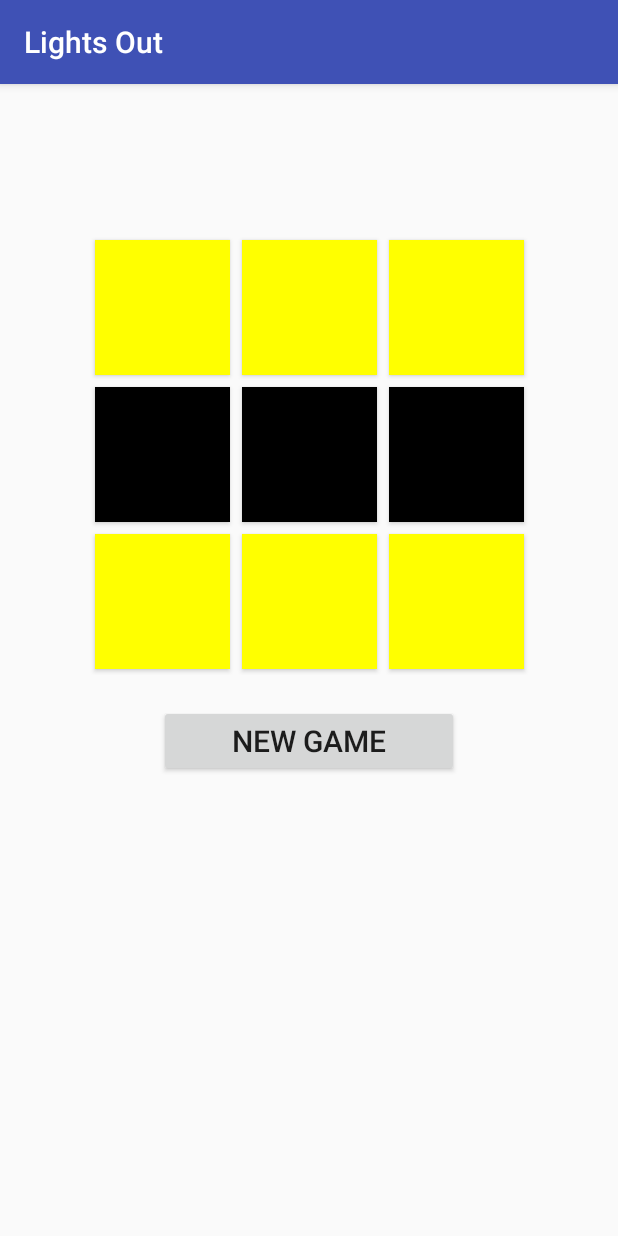
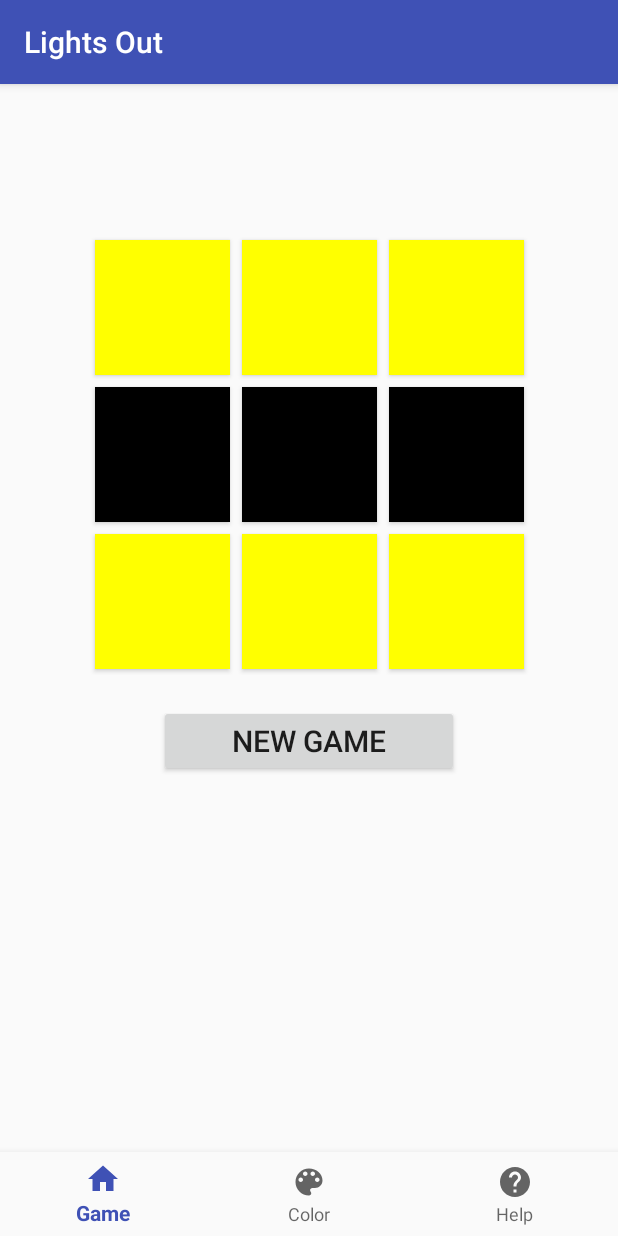
Before and after one commit to clofaso/Lights_Out_Nav, an Android app: the screen it shows after launch (MainActivity), on a phone screen of 412 x 824 dp. Run offline under Robolectric (Android 15) with nearby library versions, the phone set to English and light mode, and no system bars.

Commit message:
Added bottom navigation bar -- needs functionality

```diff
--- a/app/build.gradle
+++ b/app/build.gradle
@@ -36,4 +36,6 @@ dependencies {
     testImplementation 'junit:junit:4.+'
     androidTestImplementation 'androidx.test.ext:junit:1.1.3'
     androidTestImplementation 'androidx.test.espresso:espresso-core:3.4.0'
+    implementation 'androidx.navigation:navigation-fragment:2.3.5'
+    implementation 'androidx.navigation:navigation-ui:2.3.5'
 }
--- /dev/null
+++ b/app/src/main/res/drawable/color_icon.xml
@@ -0,0 +1,10 @@
+<vector xmlns:android="http://schemas.android.com/apk/res/android"
+    android:width="24dp"
+    android:height="24dp"
+    android:viewportWidth="24"
+    android:viewportHeight="24"
+    android:tint="?attr/colorControlNormal">
+  <path
+      android:fillColor="@android:color/white"
+      android:pathData="M12,3c-4.97,0 -9,4.03 -9,9s4.03,9 9,9c0.83,0 1.5,-0.67 1.5,-1.5 0,-0.39 -0.15,-0.74 -0.39,-1.01 -0.23,-0.26 -0.38,-0.61 -0.38,-0.99 0,-0.83 0.67,-1.5 1.5,-1.5L16,16c2.76,0 5,-2.24 5,-5 0,-4.42 -4.03,-8 -9,-8zM6.5,12c-0.83,0 -1.5,-0.67 -1.5,-1.5S5.67,9 6.5,9 8,9.67 8,10.5 7.33,12 6.5,12zM9.5,8C8.67,8 8,7.33 8,6.5S8.67,5 9.5,5s1.5,0.67 1.5,1.5S10.33,8 9.5,8zM14.5,8c-0.83,0 -1.5,-0.67 -1.5,-1.5S13.67,5 14.5,5s1.5,0.67 1.5,1.5S15.33,8 14.5,8zM17.5,12c-0.83,0 -1.5,-0.67 -1.5,-1.5S16.67,9 17.5,9s1.5,0.67 1.5,1.5 -0.67,1.5 -1.5,1.5z"/>
+</vector>
--- /dev/null
+++ b/app/src/main/res/drawable/help_icon.xml
@@ -0,0 +1,10 @@
+<vector xmlns:android="http://schemas.android.com/apk/res/android"
+    android:width="24dp"
+    android:height="24dp"
+    android:viewportWidth="24"
+    android:viewportHeight="24"
+    android:tint="?attr/colorControlNormal">
+  <path
+      android:fillColor="@android:color/white"
+      android:pathData="M12,2C6.48,2 2,6.48 2,12s4.48,10 10,10 10,-4.48 10,-10S17.52,2 12,2zM13,19h-2v-2h2v2zM15.07,11.25l-0.9,0.92C13.45,12.9 13,13.5 13,15h-2v-0.5c0,-1.1 0.45,-2.1 1.17,-2.83l1.24,-1.26c0.37,-0.36 0.59,-0.86 0.59,-1.41 0,-1.1 -0.9,-2 -2,-2s-2,0.9 -2,2L8,9c0,-2.21 1.79,-4 4,-4s4,1.79 4,4c0,0.88 -0.36,1.68 -0.93,2.25z"/>
+</vector>
--- /dev/null
+++ b/app/src/main/res/drawable/home_icon.xml
@@ -0,0 +1,10 @@
+<vector xmlns:android="http://schemas.android.com/apk/res/android"
+    android:width="24dp"
+    android:height="24dp"
+    android:viewportWidth="24"
+    android:viewportHeight="24"
+    android:tint="?attr/colorControlNormal">
+  <path
+      android:fillColor="@android:color/white"
+      android:pathData="M10,20v-6h4v6h5v-8h3L12,3 2,12h3v8z"/>
+</vector>
--- a/app/src/main/res/layout/activity_main.xml
+++ b/app/src/main/res/layout/activity_main.xml
@@ -2,19 +2,32 @@
 <androidx.constraintlayout.widget.ConstraintLayout
     xmlns:android="http://schemas.android.com/apk/res/android"
     xmlns:app="http://schemas.android.com/apk/res-auto"
-    xmlns:tools="http://schemas.android.com/tools"
+    android:id="@+id/container"
     android:layout_width="match_parent"
-    android:layout_height="match_parent"
-    tools:context=".MainActivity">
+    android:layout_height="match_parent">
 
     <androidx.fragment.app.FragmentContainerView
         android:id="@+id/nav_host_fragment"
-        android:name="com.zybooks.lightsoutnav.GameFragment"
+        android:name="androidx.navigation.fragment.NavHostFragment"
         android:layout_width="0dp"
         android:layout_height="0dp"
+        app:defaultNavHost="true"
+        app:layout_constraintBottom_toTopOf="@id/nav_view"
+        app:layout_constraintLeft_toLeftOf="parent"
+        app:layout_constraintRight_toRightOf="parent"
+        app:layout_constraintTop_toTopOf="parent"
+        app:navGraph="@navigation/nav_graph" />
+
+    <com.google.android.material.bottomnavigation.BottomNavigationView
+        android:id="@+id/nav_view"
+        android:layout_width="match_parent"
+        android:layout_height="wrap_content"
+        android:layout_marginStart="0dp"
+        android:layout_marginEnd="0dp"
+        android:background="?android:attr/windowBackground"
         app:layout_constraintBottom_toBottomOf="parent"
         app:layout_constraintLeft_toLeftOf="parent"
         app:layout_constraintRight_toRightOf="parent"
-        app:layout_constraintTop_toTopOf="parent" />
+        app:menu="@menu/bottom_nav_menu" />
 
 </androidx.constraintlayout.widget.ConstraintLayout>
--- /dev/null
+++ b/app/src/main/res/menu/bottom_nav_menu.xml
@@ -0,0 +1,19 @@
+<?xml version="1.0" encoding="utf-8"?>
+<menu xmlns:android="http://schemas.android.com/apk/res/android">
+
+    <item
+        android:id="@+id/navigation_game"
+        android:icon="@drawable/home_icon"
+        android:title="@string/title_game" />
+
+    <item
+        android:id="@+id/navigation_color"
+        android:icon="@drawable/color_icon"
+        android:title="@string/title_color" />
+
+    <item
+        android:id="@+id/navigation_help"
+        android:icon="@drawable/help_icon"
+        android:title="@string/title_help" />
+
+</menu>
--- /dev/null
+++ b/app/src/main/res/navigation/nav_graph.xml
@@ -0,0 +1,25 @@
+<?xml version="1.0" encoding="utf-8"?>
+<navigation xmlns:android="http://schemas.android.com/apk/res/android"
+    xmlns:app="http://schemas.android.com/apk/res-auto"
+    xmlns:tools="http://schemas.android.com/tools"
+    android:id="@+id/mobile_navigation"
+    app:startDestination="@+id/navigation_game">
+
+    <fragment
+        android:id="@+id/navigation_game"
+        android:name="com.zybooks.lightsoutnav.GameFragment"
+        android:label="@string/title_game"
+        tools:layout="@layout/fragment_game" />
+
+    <fragment
+        android:id="@+id/navigation_color"
+        android:name="com.zybooks.lightsoutnav.ColorFragment"
+        android:label="@string/title_color"
+        tools:layout="@layout/fragment_color" />
+
+    <fragment
+        android:id="@+id/navigation_help"
+        android:name="com.zybooks.lightsoutnav.HelpFragment"
+        android:label="@string/title_help"
+        tools:layout="@layout/fragment_help" />
+</navigation>
```
